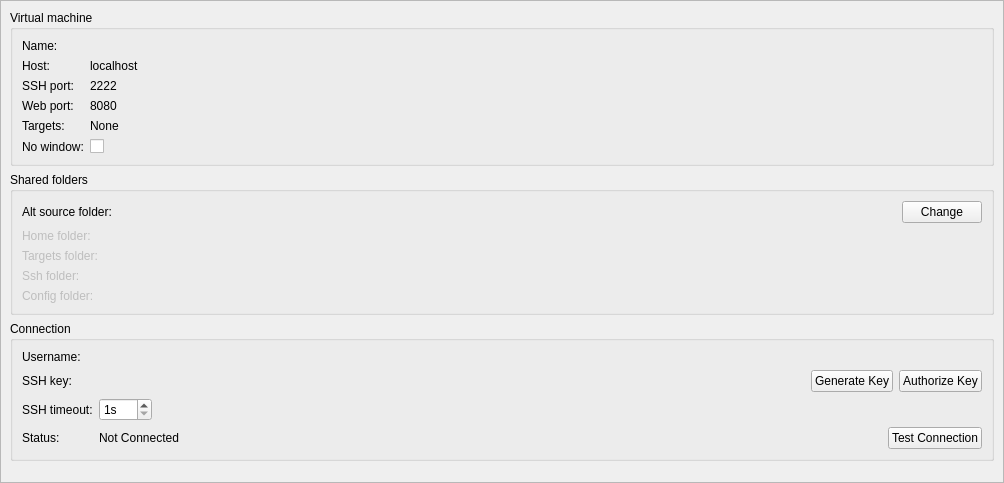
sailfishos/sailfish-qtcreator, file src/plugins/mer/mersdkdetailswidget.ui: the form before one commit.
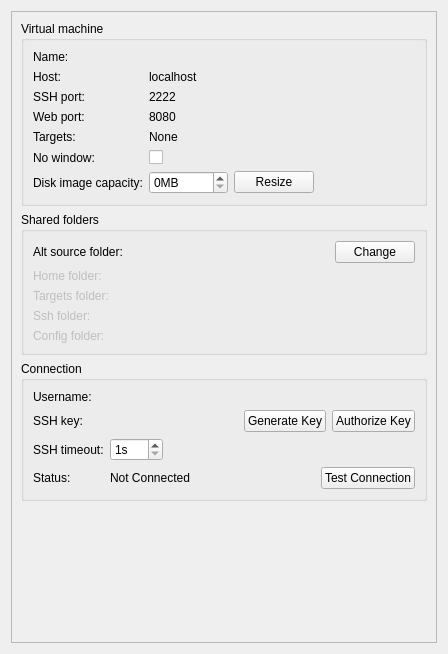
The form after the commit. Custom widgets are drawn as their Qt base class.

Commit message: Mer: Add VM resizing to SDK details widget

```diff
--- a/src/plugins/mer/mersdkdetailswidget.ui
+++ b/src/plugins/mer/mersdkdetailswidget.ui
@@ -6,26 +6,14 @@
    <rect>
     <x>0</x>
     <y>0</y>
-    <width>1004</width>
-    <height>483</height>
+    <width>448</width>
+    <height>654</height>
    </rect>
   </property>
   <property name="windowTitle">
    <string>Dialog</string>
   </property>
-  <layout class="QVBoxLayout" name="verticalLayout">
-   <property name="leftMargin">
-    <number>0</number>
-   </property>
-   <property name="topMargin">
-    <number>0</number>
-   </property>
-   <property name="rightMargin">
-    <number>0</number>
-   </property>
-   <property name="bottomMargin">
-    <number>0</number>
-   </property>
+  <layout class="QVBoxLayout" name="verticalLayout_2">
    <item>
     <widget class="QScrollArea" name="scrollArea">
      <property name="sizePolicy">
@@ -42,11 +30,11 @@
        <rect>
         <x>0</x>
         <y>0</y>
-        <width>988</width>
-        <height>487</height>
+        <width>422</width>
+        <height>628</height>
        </rect>
       </property>
-      <layout class="QVBoxLayout" name="verticalLayout_2">
+      <layout class="QVBoxLayout" name="verticalLayout">
        <item>
         <widget class="QGroupBox" name="groupBox">
          <property name="title">
@@ -56,9 +44,6 @@
           <property name="fieldGrowthPolicy">
            <enum>QFormLayout::ExpandingFieldsGrow</enum>
           </property>
-          <property name="formAlignment">
-           <set>Qt::AlignLeading|Qt::AlignLeft|Qt::AlignTop</set>
-          </property>
           <item row="0" column="0">
            <widget class="QLabel" name="nameLabel">
             <property name="text">
@@ -110,14 +95,14 @@
             </property>
            </widget>
           </item>
-          <item row="4" column="0">
+          <item row="3" column="0">
            <widget class="QLabel" name="wwwPorLabel">
             <property name="text">
              <string>Web port:</string>
             </property>
            </widget>
           </item>
-          <item row="4" column="1">
+          <item row="3" column="1">
            <widget class="QLabel" name="wwwPortLabelText">
             <property name="text">
              <string>8080</string>
@@ -127,14 +112,14 @@
             </property>
            </widget>
           </item>
-          <item row="5" column="0">
+          <item row="4" column="0">
            <widget class="QLabel" name="targetsLabel">
             <property name="text">
              <string>Targets:</string>
             </property>
            </widget>
           </item>
-          <item row="5" column="1">
+          <item row="4" column="1">
            <widget class="QLabel" name="targetsListLabel">
             <property name="text">
              <string>None</string>
@@ -144,14 +129,14 @@
             </property>
            </widget>
           </item>
-          <item row="6" column="0">
-           <widget class="QLabel" name="label">
+          <item row="5" column="0">
+           <widget class="QLabel" name="headlessLabel">
             <property name="text">
              <string>No window:</string>
             </property>
            </widget>
           </item>
-          <item row="6" column="1">
+          <item row="5" column="1">
            <widget class="QCheckBox" name="headlessCheckBox">
             <property name="toolTip">
              <string>&lt;html&gt;&lt;head/&gt;&lt;body&gt;&lt;p&gt;If enabled the virtual machine will be run in a windowless mode (default).&lt;/p&gt;&lt;p&gt;Changing this setting requires restarting the virtual machine.&lt;/p&gt;&lt;p&gt;&lt;br/&gt;&lt;/p&gt;&lt;/body&gt;&lt;/html&gt;</string>
@@ -161,6 +146,59 @@
             </property>
            </widget>
           </item>
+          <item row="6" column="0">
+           <widget class="QLabel" name="diskImageCapacityLabel">
+            <property name="text">
+             <string>Disk image capacity:</string>
+            </property>
+           </widget>
+          </item>
+          <item row="6" column="1">
+           <layout class="QHBoxLayout" name="diskImageCapacityLayout">
+            <property name="topMargin">
+             <number>0</number>
+            </property>
+            <item>
+             <widget class="QSpinBox" name="diskImageCapacitySpinBox">
+              <property name="suffix">
+               <string>MB</string>
+              </property>
+              <property name="minimum">
+               <number>0</number>
+              </property>
+              <property name="maximum">
+               <number>65536</number>
+              </property>
+              <property name="value">
+               <number>0</number>
+              </property>
+             </widget>
+            </item>
+            <item>
+             <widget class="QPushButton" name="resizeDiskImageButton">
+              <property name="toolTip">
+               <string>&lt;html&gt;&lt;head/&gt;&lt;body&gt;&lt;p&gt;&lt;span style=&quot;font-weight:600;&quot;&gt;Resize the disk image.&lt;/span&gt;&lt;/p&gt;&lt;p&gt;The new capacity has to be greater than the current capacity of the disk image. If the SDK virtual machine is running, it will be stopped before resizing the disk image.&lt;/p&gt;&lt;/body&gt;&lt;/html&gt;</string>
+              </property>
+              <property name="text">
+               <string>Resize</string>
+              </property>
+             </widget>
+            </item>
+            <item>
+             <spacer name="horizontalSpacer">
+              <property name="orientation">
+               <enum>Qt::Horizontal</enum>
+              </property>
+              <property name="sizeHint" stdset="0">
+               <size>
+                <width>40</width>
+                <height>10</height>
+               </size>
+              </property>
+             </spacer>
+            </item>
+           </layout>
+          </item>
          </layout>
         </widget>
        </item>
@@ -170,6 +208,9 @@
           <string>Shared folders</string>
          </property>
          <layout class="QFormLayout" name="formLayout_2">
+          <property name="fieldGrowthPolicy">
+           <enum>QFormLayout::ExpandingFieldsGrow</enum>
+          </property>
           <item row="0" column="0">
            <widget class="QLabel" name="srcFolderLabel">
             <property name="text">
@@ -318,7 +359,7 @@
          </property>
          <layout class="QFormLayout" name="formLayout_3">
           <property name="fieldGrowthPolicy">
-           <enum>QFormLayout::AllNonFixedFieldsGrow</enum>
+           <enum>QFormLayout::ExpandingFieldsGrow</enum>
           </property>
           <item row="0" column="0">
            <widget class="QLabel" name="userNameLabel">
```
Left out of the diff: 78 changed lines with no effect on the pictures. The commit also changes 6 other files.
